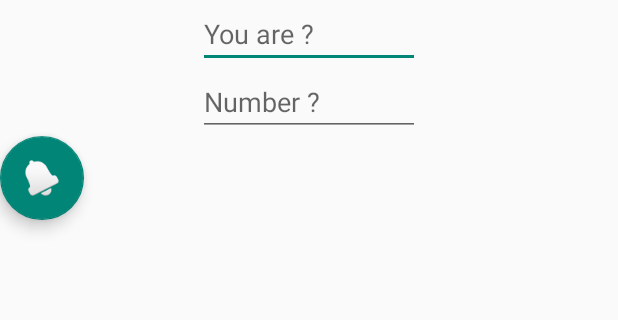
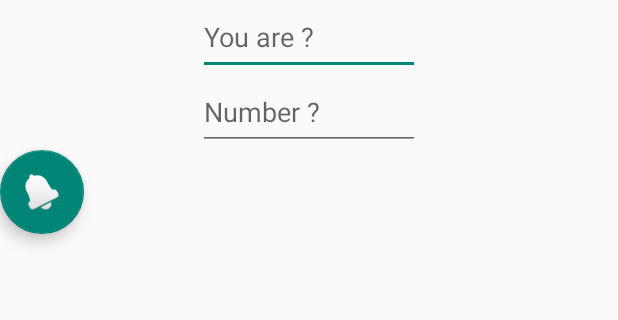
Before and after one commit to ST10036066/starSucksApp, an Android app: the OrderDetailsActivity screen opened directly, with no data from a screen before it, on a phone screen of 412 x 824 dp, the part 565-885 px from its top. Run offline under Robolectric (Android 15) with nearby library versions, the phone set to English and light mode, and no system bars.

Commit message:
submit for ice task 1

```diff
--- a/app/build.gradle.kts
+++ b/app/build.gradle.kts
@@ -4,6 +4,7 @@ plugins {
 }
 
 android {
+
     namespace = "com.example.starsucksapp"
     compileSdk = 34
 
@@ -16,6 +17,9 @@ android {
         versionName = "1.0"
 
         testInstrumentationRunner = "androidx.test.runner.AndroidJUnitRunner"
+        viewBinding {
+            enable = true;
+        }
     }
 
     buildTypes {
--- a/app/src/main/java/com/example/starsucksapp/MainActivity.kt
+++ b/app/src/main/java/com/example/starsucksapp/MainActivity.kt
@@ -12,7 +12,7 @@ import com.example.starsucksapp.databinding.ActivityMainBinding
 import android.content.Intent
 
 class MainActivity : AppCompatActivity(), android.view.View.OnClickListener {
-  var  order= Order();
+  public var  order= Order();
 
     override fun onCreate(savedInstanceState: Bundle?) {
         super.onCreate(savedInstanceState)
--- a/app/src/main/res/layout/activity_order_details.xml
+++ b/app/src/main/res/layout/activity_order_details.xml
@@ -44,8 +44,8 @@
             <EditText
                 android:id="@+id/et_customerName"
                 android:layout_width="148dp"
-                android:layout_height="wrap_content"
-                android:ems="10"
+                android:layout_height="50dp"
+                android:ems="20"
                 android:inputType= "textPersonName"
                 android:hint="@string/customer_name"
                 android:layout_gravity="center_horizontal"/>
@@ -54,17 +54,19 @@
             <EditText
                 android:id="@+id/et_customerCell"
                 android:layout_width="148dp"
-                android:layout_height="wrap_content"
+                android:layout_height="50dp"
                 android:layout_gravity="center_horizontal"
                 android:ems="10"
-                android:hint="@string/customer_number"/>
+                android:hint="@string/customer_number"
+                android:autofillHints="cellphone" />
 
             <com.google.android.material.floatingactionbutton.FloatingActionButton
                 android:id="@+id/floatingActionButton"
                 android:layout_width="match_parent"
                 android:layout_height="wrap_content"
                 android:clickable="true"
-                app:srcCompat="@android:drawable/ic_popup_reminder" />
+                app:srcCompat="@android:drawable/ic_popup_reminder"
+                android:contentDescription="@string/todo" />
         </LinearLayout>
     </LinearLayout>
 </LinearLayout>
--- a/app/src/main/res/values/strings.xml
+++ b/app/src/main/res/values/strings.xml
@@ -4,4 +4,5 @@
     <string name ="you_ordered">You ordered</string>
     <string name= "customer_name">You are ?</string>
     <string name="customer_number">Number ?</string>
+    <string name="todo">TODO</string>
 </resources>
```
